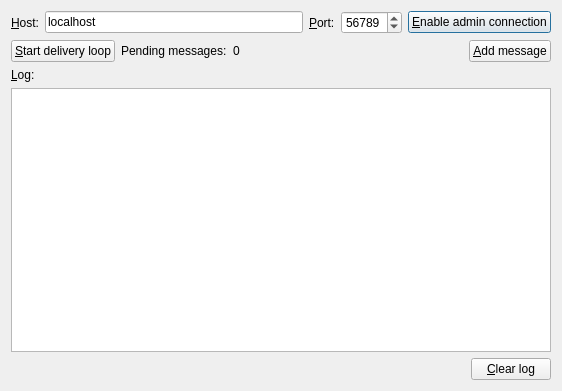
First picture: the form in server/src/server.ui, repository KL-7/client-server-notifier, before the edit.
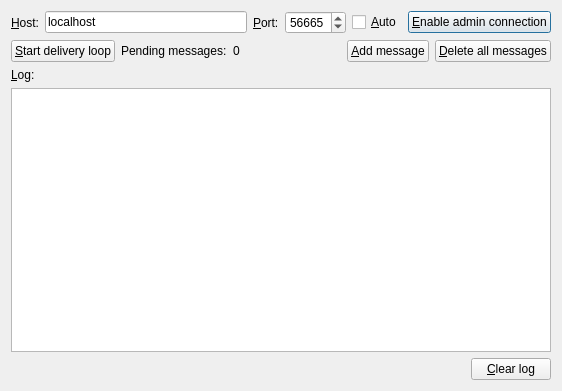
Second picture: the form after the edit.

Commit message: Add anonymous client-server encryption

```diff
--- a/server/src/server.ui
+++ b/server/src/server.ui
@@ -58,7 +58,14 @@
         <number>65535</number>
        </property>
        <property name="value">
-        <number>56789</number>
+        <number>56665</number>
+       </property>
+      </widget>
+     </item>
+     <item>
+      <widget class="QCheckBox" name="autoSocketCheckBox">
+       <property name="text">
+        <string>&amp;Auto</string>
        </property>
       </widget>
      </item>
@@ -114,6 +121,13 @@
        </property>
       </widget>
      </item>
+     <item>
+      <widget class="QPushButton" name="deleteAllMessagesPushButton">
+       <property name="text">
+        <string>&amp;Delete all messages</string>
+       </property>
+      </widget>
+     </item>
     </layout>
    </item>
    <item>
```
Left out of the diff: 50 changed lines with no effect on the pictures. The commit also changes 20 other files.
